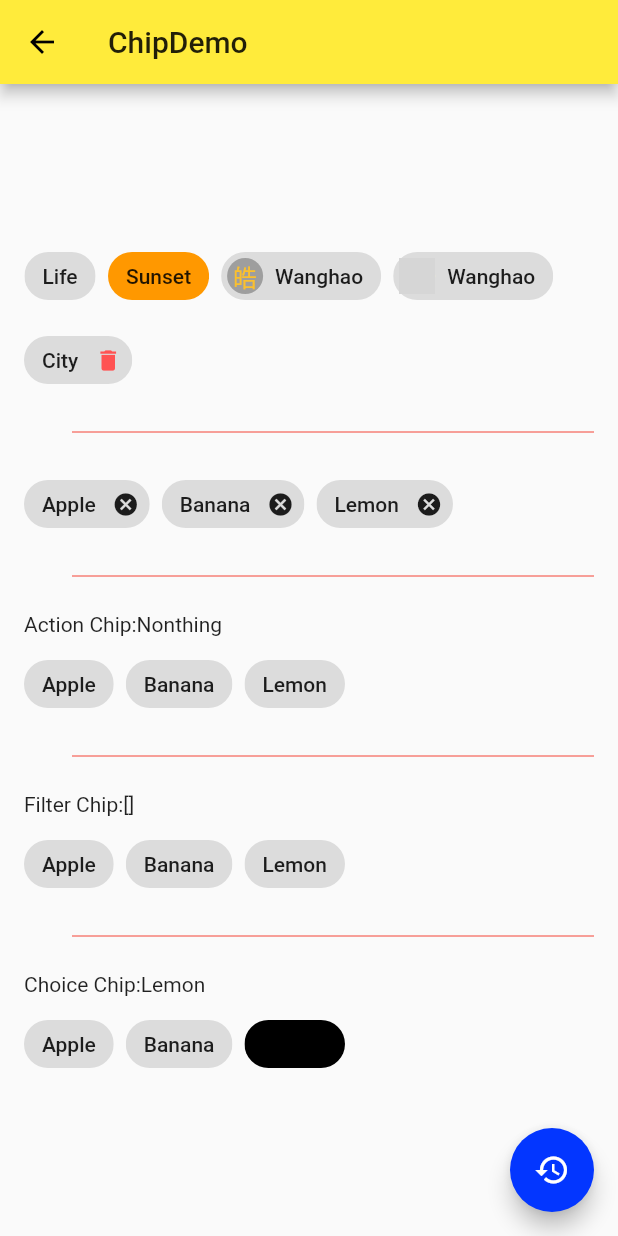
After one commit to tangyoucheng/flutter_learning, a Flutter app: the ChipDemo screen opened directly, on a phone screen of 412 x 824 dp. The commit adds this screen. Run offline on Flutter 3.47's test engine with Material 2 defaults, Android fonts, the phone set to English and light mode, and no system bars; network calls fail; grey boxes are pictures that could not be loaded.

Commit message:
material component

```diff
--- a/lib/demo/material_components.dart
+++ b/lib/demo/material_components.dart
@@ -13,6 +13,9 @@ import 'dialog/alert_dialog_demo.dart';
 import 'dialog/bottom_sheet_demo.dart';
 import 'dialog/snack_bar_demo.dart';
 import 'dialog/expansion_panel_demo.dart';
+import 'mdc/chip_demo.dart';
+import 'mdc/data_table_demo.dart';
+import 'mdc/paginated_data_table_demo.dart';
 
 class MaterialComponents extends StatelessWidget {
   @override
@@ -24,6 +27,9 @@ class MaterialComponents extends StatelessWidget {
       ),
       body: new ListView(
         children: <Widget>[
+          ListItem(title: 'PaginatedDataTableDemo', page: PaginatedDataTableDemo()),
+          ListItem(title: 'DataTableDemo', page: DataTableDemo()),
+          ListItem(title: 'ChipDemo', page: ChipDemo()),
           ListItem(title: 'ExpansionPanelDemo', page: ExpansionPanelDemo()),
           ListItem(title: 'SnackBarDemo', page: SnackBarDemo()),
           ListItem(title: 'BottomSheetDemo', page: BottomSheetDemo()),
--- /dev/null
+++ b/lib/demo/mdc/chip_demo.dart
@@ -0,0 +1,175 @@
+import 'package:flutter/material.dart';
+
+class ChipDemo extends StatefulWidget {
+  @override
+  _ChipDemoState createState() => _ChipDemoState();
+}
+
+class _ChipDemoState extends State<ChipDemo> {
+  List<String> _tags = [
+    'Apple',
+    'Banana',
+    'Lemon',
+  ];
+  String _action = 'Nonthing';
+  List<String> _selected = [];
+  String _choice = 'Lemon';
+  @override
+  Widget build(BuildContext context) {
+    return Scaffold(
+      appBar: AppBar(
+        title: Text('ChipDemo'),
+      ),
+      body: Container(
+        padding: EdgeInsets.all(16.0),
+        child: Column(
+          mainAxisAlignment: MainAxisAlignment.center,
+          children: <Widget>[
+            ///换行显示小部件
+            Wrap(
+              spacing: 8.0,
+              runSpacing: 8.0,
+              children: <Widget>[
+                Chip(label: Text('Life')),
+                Chip(
+                  label: Text('Sunset'),
+                  backgroundColor: Colors.orange,
+                ),
+                Chip(
+                  label: Text('Wanghao'),
+                  avatar: CircleAvatar(backgroundColor: Colors.grey, child: Text('皓')),
+                ),
+                Chip(
+                  label: Text('Wanghao'),
+                  avatar: CircleAvatar(
+                    backgroundImage:
+                        NetworkImage('https://resources.ninghao.net/images/wanghao.jpg'),
+                  ),
+                ),
+                Chip(
+                  label: Text('City'),
+                  onDeleted: () {},
+                  deleteIcon: Icon(Icons.delete),
+                  deleteIconColor: Colors.redAccent,
+                  deleteButtonTooltipMessage: 'Remove this tag',
+                ),
+
+                ///用列表生成带删除功能的小碎片
+                Divider(
+                  color: Colors.red,
+                  height: 32.0,
+                  indent: 32.0,
+                ),
+                Wrap(
+                  spacing: 8.0,
+                  children: _tags.map((tag) {
+                    return Chip(
+                      label: Text(tag),
+                      onDeleted: () {
+                        setState(() {
+                          _tags.remove(tag);
+                        });
+                      },
+                    );
+                  }).toList(),
+                ),
+
+                /// 动作碎片
+                Divider(
+                  color: Colors.red,
+                  height: 32.0,
+                  indent: 32.0,
+                ),
+                Container(
+                  width: double.infinity,
+                  child: Text('Action Chip:${_action}'),
+                ),
+                Wrap(
+                  spacing: 8.0,
+                  children: _tags.map((tag) {
+                    return ActionChip(
+                      label: Text(tag),
+                      onPressed: () {
+                        setState(() {
+                          _action = tag;
+                        });
+                      },
+                    );
+                  }).toList(),
+                ),
+
+                ///过滤碎片
+                Divider(
+                  color: Colors.red,
+                  height: 32.0,
+                  indent: 32.0,
+                ),
+                Container(
+                  width: double.infinity,
+                  child: Text('Filter Chip:${_selected.toString()}'),
+                ),
+                Wrap(
+                  spacing: 8.0,
+                  children: _tags.map((tag) {
+                    return FilterChip(
+                      label: Text(tag),
+                      selected: _selected.contains(tag),
+                      onSelected: (value) {
+                        setState(() {
+                          if (_selected.contains(tag)) {
+                            _selected.remove(tag);
+                          } else {
+                            _selected.add(tag);
+                          }
+                        });
+                      },
+                    );
+                  }).toList(),
+                ),
+
+                /// 选择碎片
+                Divider(
+                  color: Colors.red,
+                  height: 32.0,
+                  indent: 32.0,
+                ),
+                Container(
+                  width: double.infinity,
+                  child: Text('Choice Chip:${_choice}'),
+                ),
+                Wrap(
+                  spacing: 8.0,
+                  children: _tags.map((tag) {
+                    return ChoiceChip(
+                      label: Text(tag),
+                      selected: _choice == tag,
+                      selectedColor: Colors.black,
+                      onSelected: (value) {
+                        setState(() {
+                          _choice = tag;
+                        });
+                      },
+                    );
+                  }).toList(),
+                ),
+              ],
+            ),
+          ],
+        ),
+      ),
+      floatingActionButton: FloatingActionButton(
+          child: Icon(Icons.restore),
+          onPressed: () {
+            setState(() {
+              _tags = [
+                'Apple',
+                'Banana',
+                'Lemon',
+              ];
+              _selected = [];
+              _choice = 'Lemon';
+            });
+          }),
+    );
+  }
+}
--- a/lib/model/post.dart
+++ b/lib/model/post.dart
@@ -4,7 +4,9 @@ class Post {
   final String description;
   final String imageUrl;
 
-  const Post({
+  bool selected = false;
+
+   Post({
     this.title,
     this.author,
     this.description,
```
Also changed, not shown: lib/demo/mdc/data_table_demo.dart (added, +79 -0 lines), lib/demo/mdc/paginated_data_table_demo.dart (added, +96 -0 lines).
